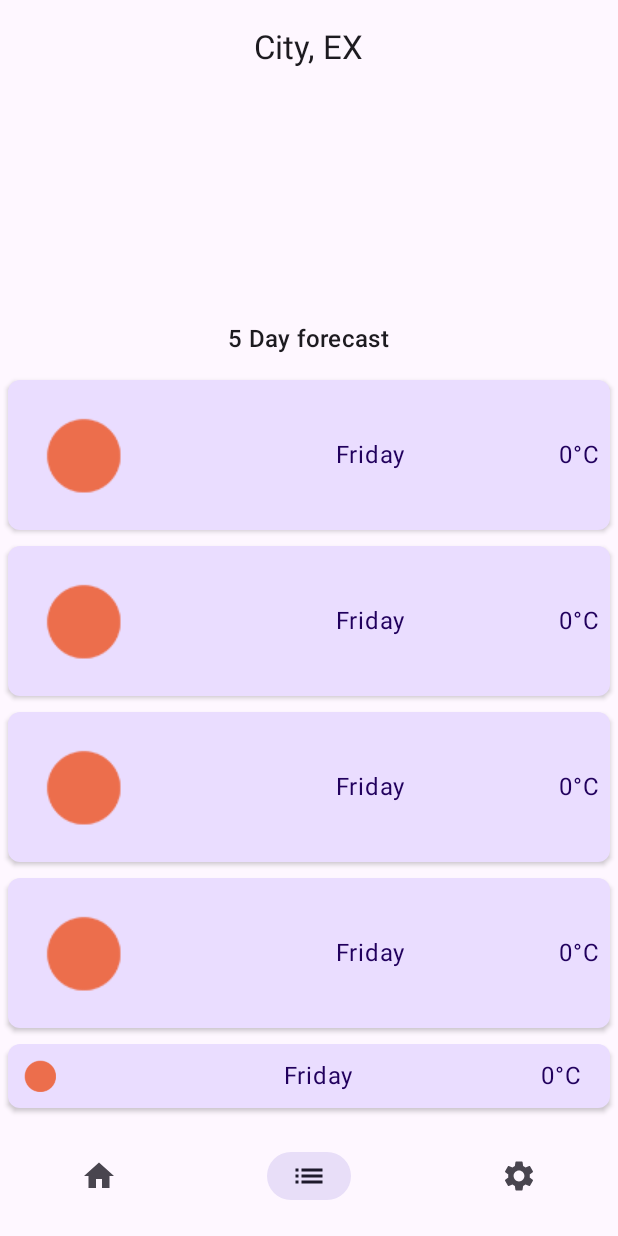
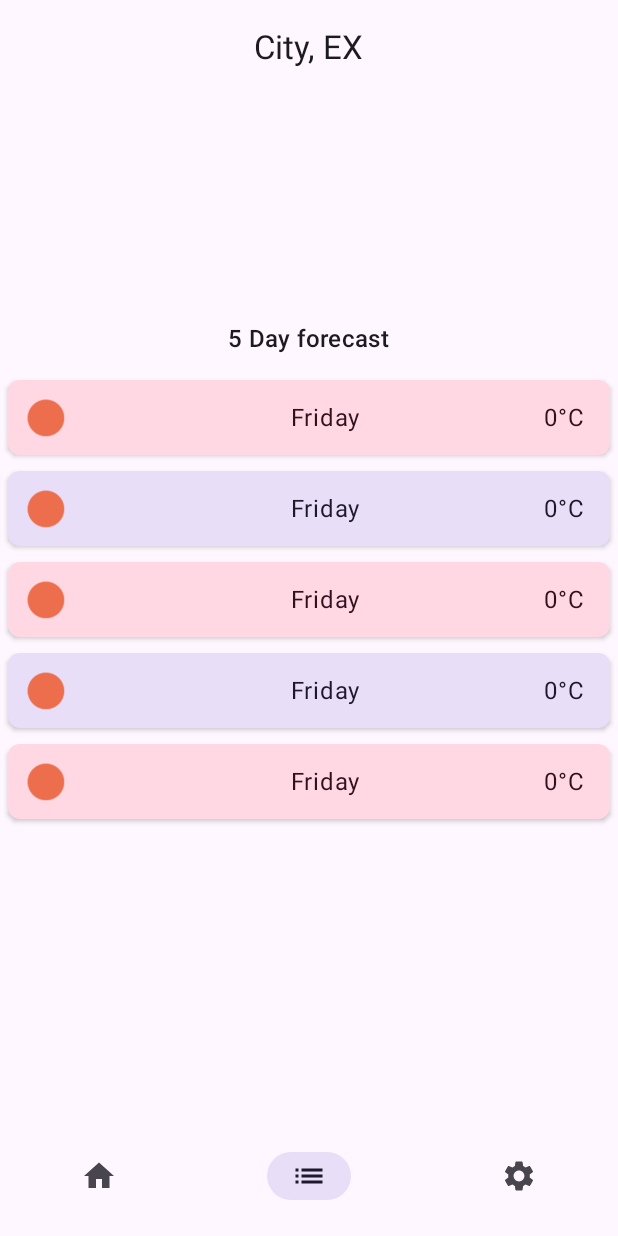
Before and after one commit to ChrisTs8920/Weatherly, an Android app built with Jetpack Compose: the screen it shows after launch (MainActivity), item 2 of the bottom bar chosen, on a phone screen of 412 x 824 dp. Run offline under Robolectric (Android 15) with nearby library versions, the phone set to English and light mode, and no system bars.

Commit message:
UI update

```diff
--- a/app/src/main/java/com/example/weatherly/MainActivity.kt
+++ b/app/src/main/java/com/example/weatherly/MainActivity.kt
@@ -308,11 +308,14 @@ fun Forecast(data: WeatherApi.ForecastJsonData) {
 fun ForecastItem(data: WeatherApi.ForecastJsonData, icon: Int, it: Int, day: String) {
     Surface(shape = MaterialTheme.shapes.small,
         shadowElevation = 2.dp,
-        color = MaterialTheme.colorScheme.primaryContainer,
-        contentColor = MaterialTheme.colorScheme.onPrimaryContainer,
+        color = if ((it / 8) % 2 == 0) MaterialTheme.colorScheme.tertiaryContainer else MaterialTheme.colorScheme.secondaryContainer,
+        contentColor = if ((it / 8) % 2 == 0) MaterialTheme.colorScheme.onTertiaryContainer else MaterialTheme.colorScheme.onSecondaryContainer,
+        //color = MaterialTheme.colorScheme.surfaceVariant,
+        //contentColor = MaterialTheme.colorScheme.onSurfaceVariant,
         modifier = Modifier
             .fillMaxWidth()
-            .padding(5.dp)) {
+            .padding(5.dp)
+            .height(50.dp)) {
         Row(verticalAlignment = Alignment.CenterVertically) {
             Image(painter = painterResource(id = icon),
                 contentDescription = "Weather")
@@ -402,7 +405,7 @@ fun InputText(input: String, onValueChange: (String) -> Unit, onDone: (Unit) ->
         keyboardOptions = KeyboardOptions(imeAction = ImeAction.Done),
         colors = TextFieldDefaults.outlinedTextFieldColors(
             containerColor = MaterialTheme.colorScheme.surface,
-            textColor = MaterialTheme.colorScheme.onSurface,
+            textColor = MaterialTheme.colorScheme.tertiary,
             unfocusedBorderColor = MaterialTheme.colorScheme.tertiary,
             focusedBorderColor = MaterialTheme.colorScheme.tertiary,
             unfocusedLabelColor = MaterialTheme.colorScheme.onTertiaryContainer,
@@ -456,8 +459,8 @@ fun SecondaryStats(data: WeatherApi.HomeJsonData,
     Row {
         Surface(shape = MaterialTheme.shapes.small,
             shadowElevation = 2.dp,
-            color = MaterialTheme.colorScheme.primaryContainer,
-            contentColor = MaterialTheme.colorScheme.onPrimaryContainer,
+            color = MaterialTheme.colorScheme.tertiaryContainer,
+            contentColor = MaterialTheme.colorScheme.onTertiaryContainer,
             modifier = Modifier
                 .weight(0.5F)
                 .padding(5.dp)) {
@@ -476,8 +479,8 @@ fun SecondaryStats(data: WeatherApi.HomeJsonData,
         }
         Surface(shape = MaterialTheme.shapes.small,
             shadowElevation = 2.dp,
-            color = MaterialTheme.colorScheme.primaryContainer,
-            contentColor = MaterialTheme.colorScheme.onPrimaryContainer,
+            color = MaterialTheme.colorScheme.tertiaryContainer,
+            contentColor = MaterialTheme.colorScheme.onTertiaryContainer,
             modifier = Modifier
                 .weight(0.5F)
                 .padding(5.dp)) {
@@ -498,8 +501,8 @@ fun SecondaryStats(data: WeatherApi.HomeJsonData,
     Row {
         Surface(shape = MaterialTheme.shapes.small,
             shadowElevation = 2.dp,
-            color = MaterialTheme.colorScheme.primaryContainer,
-            contentColor = MaterialTheme.colorScheme.onPrimaryContainer,
+            color = MaterialTheme.colorScheme.secondaryContainer,
+            contentColor = MaterialTheme.colorScheme.onSecondaryContainer,
             modifier = Modifier
                 .weight(0.5F)
                 .padding(5.dp)) {
@@ -519,8 +522,8 @@ fun SecondaryStats(data: WeatherApi.HomeJsonData,
         }
         Surface(shape = MaterialTheme.shapes.small,
             shadowElevation = 2.dp,
-            color = MaterialTheme.colorScheme.primaryContainer,
-            contentColor = MaterialTheme.colorScheme.onPrimaryContainer,
+            color = MaterialTheme.colorScheme.secondaryContainer,
+            contentColor = MaterialTheme.colorScheme.onSecondaryContainer,
             modifier = Modifier
                 .weight(0.5F)
                 .padding(5.dp)) {
```
